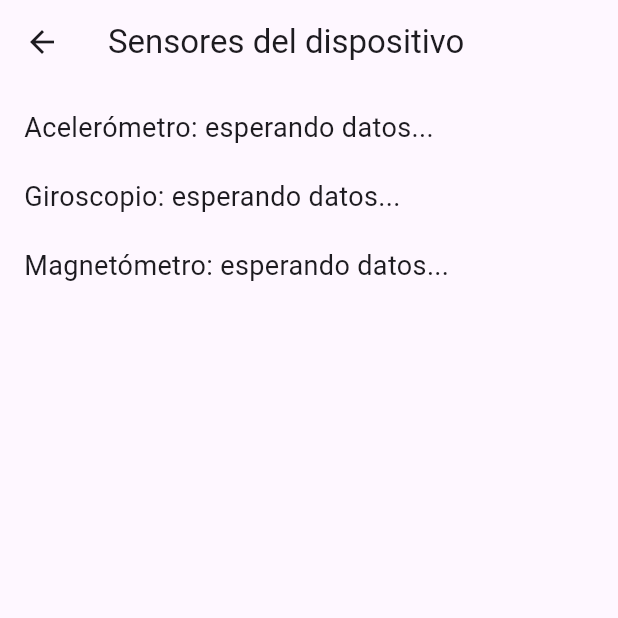
After one commit to PedroPortillo0/app-movil-erraminetas, a Flutter app: the screen it shows after launch, after a tap on "Ver Sensores", on a phone screen of 412 x 824 dp, the top half of it. The commit adds this screen. Run offline on Flutter 3.47's test engine with Material 3 defaults, Android fonts, the phone set to English and light mode, and no system bars; our stand-ins replace flutter_tts, geolocator, google_generative_ai, permission_handler, sensors_plus, shared_preferences and 1 more; missing offline and left inert: mobile_scanner; network calls fail.

Commit message:
herramientas del telefono y gps

```diff
--- a/lib/Pages/home_screen.dart
+++ b/lib/Pages/home_screen.dart
@@ -18,7 +18,8 @@ class HomeScreen extends StatelessWidget {
       appBar: AppBar(
         title: Text('Información del Alumno'),
       ),
-      body: Padding(
+      body: SingleChildScrollView( // Agregar el ScrollView para evitar overflow
+        child: Padding(
           padding: const EdgeInsets.all(16.0),
           child: Column(
             crossAxisAlignment: CrossAxisAlignment.start,
@@ -62,12 +63,40 @@ class HomeScreen extends StatelessWidget {
               SizedBox(height: 20),
               ElevatedButton(
                 onPressed: () {
-                // Navegar a la pantalla del chatbot
                   Navigator.pushNamed(context, '/chat');
                 },
                 child: Text('Ir al Chatbot'),
               ),
+              SizedBox(height: 20),
+              ElevatedButton(
+                onPressed: () {
+                  Navigator.pushNamed(context, '/gps');
+                },
+                child: Text('Ver Ubicación Actual'),
+              ),
+              SizedBox(height: 20),
+              ElevatedButton(
+                onPressed: () {
+                  Navigator.pushNamed(context, '/qr');
+                },
+                child: Text('Escanear Código QR'),
+              ),
+              SizedBox(height: 20),
+              ElevatedButton(
+                onPressed: () {
+                  Navigator.pushNamed(context, '/micro');  // Navegar a la pantalla del micrófono
+                },
+                child: Text('Grabar con Micrófono'),
+              ),
+              SizedBox(height: 20),
+              ElevatedButton(
+                onPressed: () {
+                  Navigator.pushNamed(context, '/sensores');  // Navegar a la pantalla de sensores
+                },
+                child: Text('Ver Sensores'),
+              ),
             ],
+          ),
         ),
       ),
     );
--- /dev/null
+++ b/lib/Pages/sensores.dart
@@ -0,0 +1,62 @@
+import 'package:flutter/material.dart';
+import 'package:sensors_plus/sensors_plus.dart';
+
+class SensoresScreen extends StatefulWidget {
+  @override
+  _SensoresScreenState createState() => _SensoresScreenState();
+}
+
+class _SensoresScreenState extends State<SensoresScreen> {
+  // Variables para almacenar los datos de los sensores
+  String _accelerometer = "Acelerómetro: esperando datos...";
+  String _gyroscope = "Giroscopio: esperando datos...";
+  String _magnetometer = "Magnetómetro: esperando datos...";
+
+  @override
+  void initState() {
+    super.initState();
+
+    // Escucha los datos del acelerómetro
+    accelerometerEvents.listen((AccelerometerEvent event) {
+      setState(() {
+        _accelerometer = 'Acelerómetro: \nX: ${event.x}, Y: ${event.y}, Z: ${event.z}';
+      });
+    });
+
+    // Escucha los datos del giroscopio
+    gyroscopeEvents.listen((GyroscopeEvent event) {
+      setState(() {
+        _gyroscope = 'Giroscopio: \nX: ${event.x}, Y: ${event.y}, Z: ${event.z}';
+      });
+    });
+
+    // Escucha los datos del magnetómetro
+    magnetometerEvents.listen((MagnetometerEvent event) {
+      setState(() {
+        _magnetometer = 'Magnetómetro: \nX: ${event.x}, Y: ${event.y}, Z: ${event.z}';
+      });
+    });
+  }
+
+  @override
+  Widget build(BuildContext context) {
+    return Scaffold(
+      appBar: AppBar(
+        title: Text('Sensores del dispositivo'),
+      ),
+      body: Padding(
+        padding: const EdgeInsets.all(16.0),
+        child: Column(
+          crossAxisAlignment: CrossAxisAlignment.start,
+          children: [
+            Text(_accelerometer, style: TextStyle(fontSize: 18)),
+            SizedBox(height: 20),
+            Text(_gyroscope, style: TextStyle(fontSize: 18)),
+            SizedBox(height: 20),
+            Text(_magnetometer, style: TextStyle(fontSize: 18)),
+          ],
+        ),
+      ),
+    );
+  }
+}
--- a/lib/main.dart
+++ b/lib/main.dart
@@ -1,6 +1,10 @@
 import 'package:flutter/material.dart';
-import 'pages/home_screen.dart';  // Pantalla principal (Home)
-import 'pages/chat_screen.dart';  // Pantalla del chatbot (Chat)
+import 'pages/home_screen.dart';
+import 'pages/chat_screen.dart';
+import 'pages/gps.dart';
+import 'pages/qr.dart';
+import 'pages/micro.dart';
+import 'pages/sensores.dart';  // Importar la pantalla de sensores
 
 void main() {
   runApp(MyApp());
@@ -16,8 +20,12 @@ class MyApp extends StatelessWidget {
       ),
       initialRoute: '/',
       routes: {
-        '/': (context) => HomeScreen(),        // Ruta para la pantalla de inicio
-        '/chat': (context) => ChatScreen(),    // Ruta para la pantalla del chatbot
+        '/': (context) => HomeScreen(),
+        '/chat': (context) => ChatScreen(),
+        '/gps': (context) => GpsScreen(),
+        '/qr': (context) => QrScreen(),
+        '/micro': (context) => MicroScreen(),
+        '/sensores': (context) => SensoresScreen(),  // Nueva ruta para la pantalla de sensores
       },
     );
   }
--- a/pubspec.yaml
+++ b/pubspec.yaml
@@ -15,9 +15,13 @@ dependencies:
   shared_preferences: ^2.0.13   # Almacenamiento local
   speech_to_text: ^7.0.0        # Reconocimiento de voz
   flutter_tts: ^4.0.2           # Text-to-Speech
-  http: ^1.1.0                  # Versión compatible con google_generative_ai
+  geolocator: ^9.0.0            #Para las coordenadas de google maps
   url_launcher: ^6.3.0          # Para abrir URLs
   intl: ^0.19.0                 # Para internacionalización
+  qr_flutter: ^4.0.0
+  mobile_scanner: ^3.0.0
+  camera: ^0.10.0
+  sensors_plus: ^6.1.0
 
 dev_dependencies:
   flutter_test:
```
Also changed, not shown: lib/Pages/chat_screen.dart (+55 -38 lines), lib/Pages/gps.dart (added, +122 -0 lines), lib/Pages/micro.dart (added, +152 -0 lines), lib/Pages/qr.dart (added, +25 -0 lines), pubspec.lock, 4 other files. Lines whose indentation alone changed are shown as unchanged.
